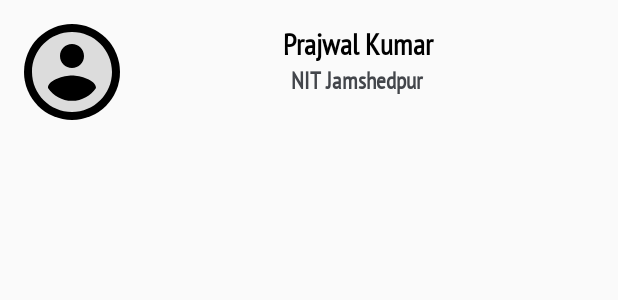
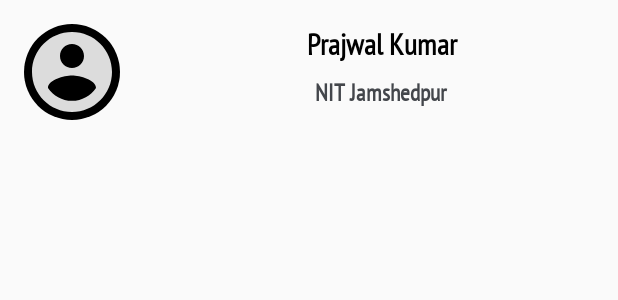
Before and after one commit to ayushdubey003/InterNIT-Communication, an Android app: the layout fragment_discover_items.xml on its own in the app's theme, with its tools: preview values and no code run, on a phone screen of 412 x 824 dp. Shown: the top 300 px of the screen. Run offline under Robolectric (Android 15) with nearby library versions, the phone set to English and light mode, and no system bars.

Commit message:
Complete Discover Fragment

```diff
--- a/app/src/main/AndroidManifest.xml
+++ b/app/src/main/AndroidManifest.xml
@@ -15,12 +15,14 @@
         android:screenOrientation="portrait"
         android:supportsRtl="true"
         android:theme="@style/AppTheme">
-        <activity android:name=".Activities.DisplayActivity"/>
+        <activity android:name=".Activities.UserSpecificClass"></activity>
+        <activity android:name=".Activities.DisplayActivity" />
         <activity android:name=".Activities.UserActivity" />
         <activity android:name=".Activities.SignUpActivity" />
         <activity android:name=".Activities.MainActivity">
             <intent-filter>
                 <action android:name="android.intent.action.MAIN" />
+
                 <category android:name="android.intent.category.LAUNCHER" />
             </intent-filter>
         </activity>
--- a/app/src/main/java/com/nitconclave/internitcommunication/Activities/MainActivity.java
+++ b/app/src/main/java/com/nitconclave/internitcommunication/Activities/MainActivity.java
@@ -198,6 +198,7 @@ public class MainActivity extends AppCompatActivity {
                         } else {
                             mAppConstants.setmUser(mUserDetails);
                             startActivity(new Intent(MainActivity.this, DisplayActivity.class));
+                            finish();
                         }
                     }
                 }
@@ -381,6 +382,7 @@ public class MainActivity extends AppCompatActivity {
                                             mAppConstants.setmSecret(secret);
                                             mAppConstants.setmUser(mUserDetails);
                                             startActivity(new Intent(MainActivity.this, DisplayActivity.class));
+                                            finish();
                                         }
                                     }
                                 }
--- a/app/src/main/java/com/nitconclave/internitcommunication/Activities/SignUpActivity.java
+++ b/app/src/main/java/com/nitconclave/internitcommunication/Activities/SignUpActivity.java
@@ -243,6 +243,7 @@ public class SignUpActivity extends AppCompatActivity {
                                                             null,
                                                             null,
                                                             false,
+                                                            null,
                                                             null
                                                     )
                                             ).addOnCompleteListener(new OnCompleteListener<Void>() {
--- a/app/src/main/res/layout/fragment_discover_items.xml
+++ b/app/src/main/res/layout/fragment_discover_items.xml
@@ -1,41 +1,43 @@
 <?xml version="1.0" encoding="utf-8"?>
 <RelativeLayout xmlns:android="http://schemas.android.com/apk/res/android"
+    xmlns:tools="http://schemas.android.com/tools"
     android:layout_width="match_parent"
     android:layout_height="wrap_content"
-    xmlns:tools="http://schemas.android.com/tools"
-    android:orientation="horizontal"
-    android:layout_margin="16dp">
+    android:orientation="horizontal">
 
     <ImageView
+        android:id="@+id/profile_image"
         android:layout_width="64dp"
         android:layout_height="64dp"
-        android:src="@drawable/ic_account_circle_black_24dp"
+        android:layout_margin="16dp"
         android:background="@drawable/circle"
-        android:id="@+id/profile_image"/>
+        android:src="@drawable/ic_account_circle_black_24dp" />
 
     <TextView
         android:id="@+id/recommended_name"
         android:layout_width="match_parent"
         android:layout_height="wrap_content"
-        tools:text="Prajwal Kumar"
-        android:textColor="#000"
-        android:textStyle="bold"
-        android:textSize="20sp"
+        android:layout_marginTop="16dp"
+        android:layout_toRightOf="@id/profile_image"
         android:fontFamily="@font/ptsans"
         android:gravity="center"
-        android:layout_toRightOf="@id/profile_image"/>
+        android:textColor="#000"
+        android:textSize="20sp"
+        android:textStyle="bold"
+        tools:text="Prajwal Kumar" />
 
     <TextView
         android:id="@+id/college"
         android:layout_width="match_parent"
         android:layout_height="wrap_content"
-        tools:text="NIT Jamshedpur"
-        android:textColor="#43464b"
-        android:textStyle="bold"
-        android:textSize="16sp"
+        android:layout_below="@id/recommended_name"
+        android:layout_marginTop="8dp"
+        android:layout_toRightOf="@id/profile_image"
         android:fontFamily="@font/ptsans"
         android:gravity="center"
-        android:layout_toRightOf="@id/profile_image"
-        android:layout_below="@id/recommended_name"/>
+        android:textColor="#43464b"
+        android:textSize="16sp"
+        android:textStyle="bold"
+        tools:text="NIT Jamshedpur" />
 
 </RelativeLayout>
```
Also changed, not shown: app/src/main/java/com/nitconclave/internitcommunication/Activities/UserSpecificClass.java (added, +53 -0 lines), app/src/main/java/com/nitconclave/internitcommunication/Adapters/ListAdapter.java (added, +38 -0 lines), app/src/main/java/com/nitconclave/internitcommunication/Fragments/DiscoverFragment.java (+80 -24 lines), app/src/main/java/com/nitconclave/internitcommunication/Models/ListItems.java (added, +27 -0 lines), app/src/main/java/com/nitconclave/internitcommunication/Models/User.java (+20 -6 lines), app/src/main/res/layout/activity_user_specific_class.xml (added, +9 -0 lines), app/src/main/res/layout/fragment_discover.xml (+26 -5 lines).
